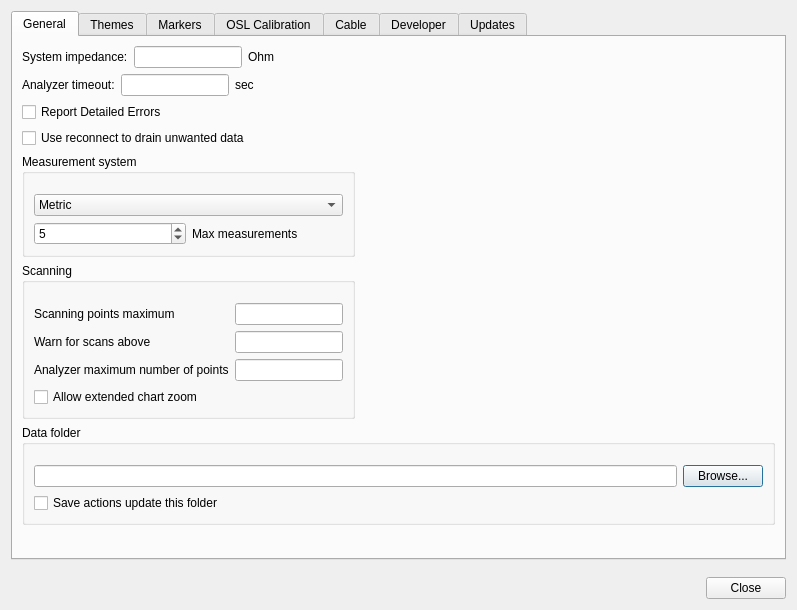
kc5cd/AntScopeZ, file src/settings.ui: the form before one commit.
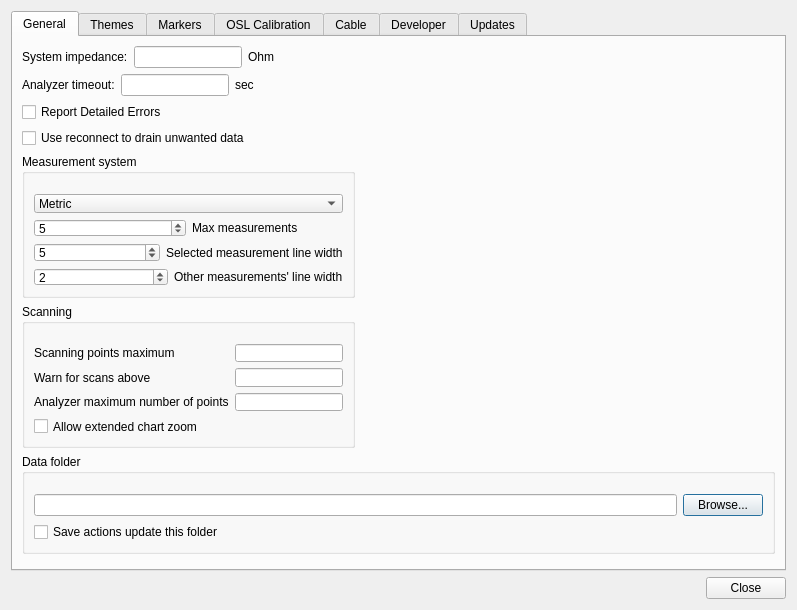
The form after the commit. The open tabs and pages were chosen to show the change. Custom widgets are drawn as their Qt base class.

Commit message: S21: legend follows selection + line-width settings; busy-indicator + measurements-list fixes

Diff of the .ui file:
```diff
--- a/src/settings.ui
+++ b/src/settings.ui
@@ -219,6 +219,66 @@
                 </item>
                </layout>
               </item>
+              <item>
+               <layout class="QHBoxLayout" name="horizontalLayout_37">
+                <item>
+                 <widget class="QSpinBox" name="spinBoxActiveLineWidth">
+                  <property name="toolTip">
+                   <string>Line width (pixels) for the currently-selected measurement's traces</string>
+                  </property>
+                  <property name="minimum">
+                   <number>1</number>
+                  </property>
+                  <property name="maximum">
+                   <number>10</number>
+                  </property>
+                  <property name="value">
+                   <number>5</number>
+                  </property>
+                 </widget>
+                </item>
+                <item>
+                 <widget class="QLabel" name="label_activeLineWidth">
+                  <property name="toolTip">
+                   <string>Line width (pixels) for the currently-selected measurement's traces</string>
+                  </property>
+                  <property name="text">
+                   <string>Selected measurement line width</string>
+                  </property>
+                 </widget>
+                </item>
+               </layout>
+              </item>
+              <item>
+               <layout class="QHBoxLayout" name="horizontalLayout_lineWidthInactive">
+                <item>
+                 <widget class="QSpinBox" name="spinBoxInactiveLineWidth">
+                  <property name="toolTip">
+                   <string>Line width (pixels) for every other loaded measurement's traces</string>
+                  </property>
+                  <property name="minimum">
+                   <number>1</number>
+                  </property>
+                  <property name="maximum">
+                   <number>10</number>
+                  </property>
+                  <property name="value">
+                   <number>2</number>
+                  </property>
+                 </widget>
+                </item>
+                <item>
+                 <widget class="QLabel" name="label_inactiveLineWidth">
+                  <property name="toolTip">
+                   <string>Line width (pixels) for every other loaded measurement's traces</string>
+                  </property>
+                  <property name="text">
+                   <string>Other measurements' line width</string>
+                  </property>
+                 </widget>
+                </item>
+               </layout>
+              </item>
              </layout>
             </widget>
            </item>
```
The commit also changes 13 other files.
